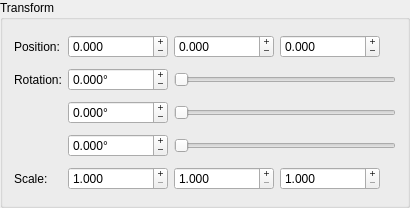
Old version of the form editor/TransformProperties.ui in the repository krwc/phi.
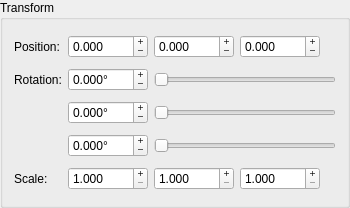
New version of the form.

Commit message: Made TransformProperties widget a bit smaller

```diff
--- a/editor/TransformProperties.ui
+++ b/editor/TransformProperties.ui
@@ -6,7 +6,7 @@
    <rect>
     <x>0</x>
     <y>0</y>
-    <width>410</width>
+    <width>350</width>
     <height>208</height>
    </rect>
   </property>
@@ -59,9 +59,15 @@
          <verstretch>0</verstretch>
         </sizepolicy>
        </property>
+       <property name="minimumSize">
+        <size>
+         <width>80</width>
+         <height>0</height>
+        </size>
+       </property>
        <property name="maximumSize">
         <size>
-         <width>100</width>
+         <width>80</width>
          <height>16777215</height>
         </size>
        </property>
@@ -105,7 +111,7 @@
        </property>
        <property name="minimumSize">
         <size>
-         <width>100</width>
+         <width>80</width>
          <height>0</height>
         </size>
        </property>
@@ -145,7 +151,7 @@
        </property>
        <property name="minimumSize">
         <size>
-         <width>100</width>
+         <width>80</width>
          <height>0</height>
         </size>
        </property>
@@ -185,7 +191,7 @@
        </property>
        <property name="minimumSize">
         <size>
-         <width>100</width>
+         <width>80</width>
          <height>0</height>
         </size>
        </property>
@@ -258,13 +264,13 @@
        </property>
        <property name="minimumSize">
         <size>
-         <width>100</width>
+         <width>0</width>
          <height>0</height>
         </size>
        </property>
        <property name="maximumSize">
         <size>
-         <width>100</width>
+         <width>80</width>
          <height>16777215</height>
         </size>
        </property>
@@ -298,7 +304,7 @@
        </property>
        <property name="minimumSize">
         <size>
-         <width>100</width>
+         <width>80</width>
          <height>0</height>
         </size>
        </property>
@@ -338,7 +344,7 @@
        </property>
        <property name="minimumSize">
         <size>
-         <width>100</width>
+         <width>80</width>
          <height>0</height>
         </size>
        </property>
@@ -411,7 +417,7 @@
        </property>
        <property name="maximumSize">
         <size>
-         <width>100</width>
+         <width>80</width>
          <height>16777215</height>
         </size>
        </property>
@@ -468,7 +474,7 @@
        </property>
        <property name="maximumSize">
         <size>
-         <width>100</width>
+         <width>80</width>
          <height>16777215</height>
         </size>
        </property>
```
